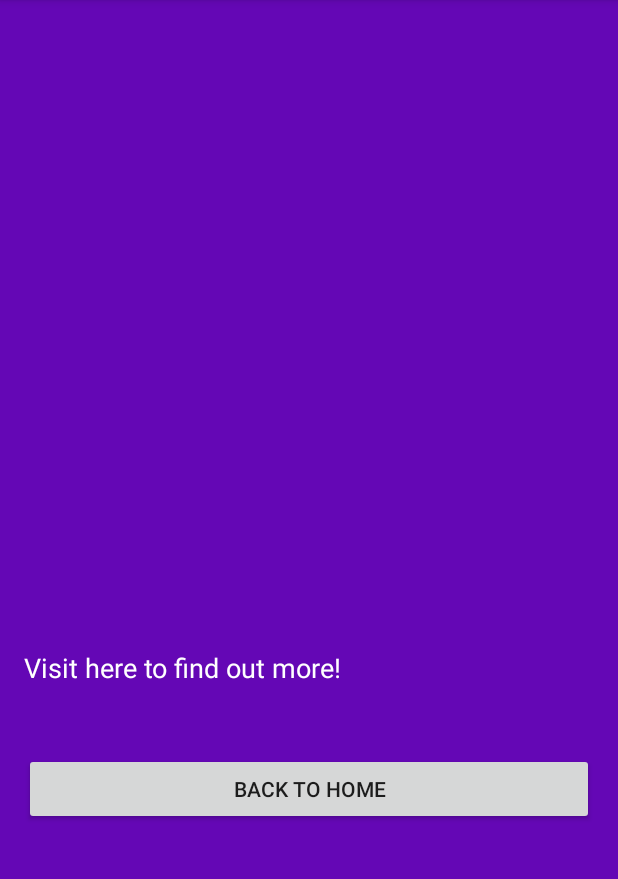
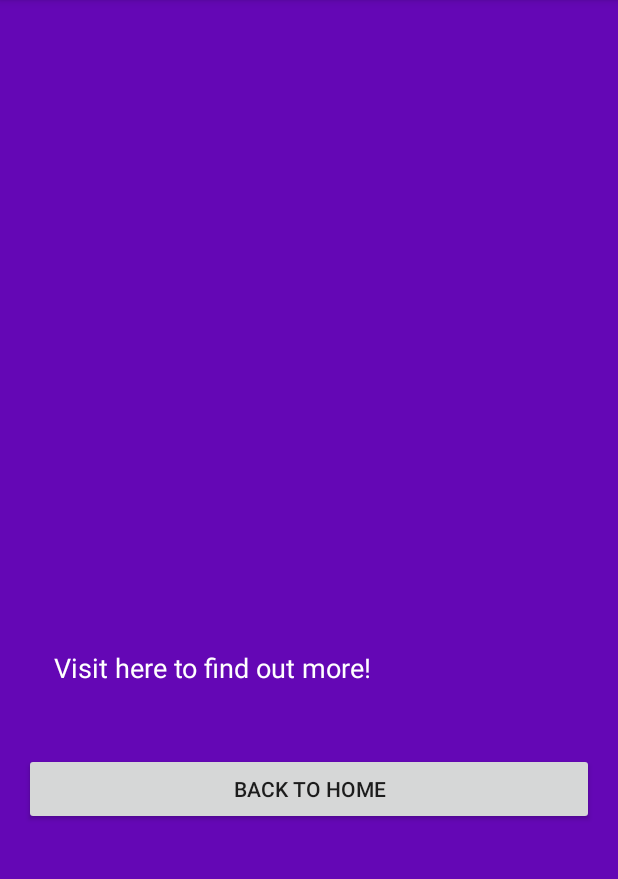
Before and after one commit to HockLeongWee/Practical2, an Android app: the InformationActivity screen opened directly, with no data from a screen before it, on a phone screen of 412 x 824 dp, the part 84-963 px from its top. Run offline under Robolectric (Android 15) with nearby library versions, the phone set to English and light mode, and no system bars.

Commit message:
2nd Commit

```diff
--- a/app/src/main/java/sg/edu/rp/c346/id20046765/practical2/InformationActivity.java
+++ b/app/src/main/java/sg/edu/rp/c346/id20046765/practical2/InformationActivity.java
@@ -3,6 +3,7 @@ package sg.edu.rp.c346.id20046765.practical2;
 import androidx.appcompat.app.AppCompatActivity;
 
 import android.content.Intent;
+import android.net.Uri;
 import android.os.Bundle;
 import android.view.View;
 import android.widget.Button;
@@ -54,6 +55,14 @@ public class InformationActivity extends AppCompatActivity {
             }
         });
 
+        tvURL.setOnClickListener(new View.OnClickListener(){ // Bring user to browser
+            @Override
+            public void onClick(View view){
+                Intent intentCall = new Intent(Intent.ACTION_VIEW, Uri.parse(URL));
+                startActivity(intentCall);
+            }
+        });
+
     }
 
 
--- a/app/src/main/res/layout/activity_information.xml
+++ b/app/src/main/res/layout/activity_information.xml
@@ -69,6 +69,8 @@
                 android:id="@+id/tvMoreInfo"
                 android:layout_width="match_parent"
                 android:layout_height="wrap_content"
+                android:layout_marginStart="20dp"
+                android:layout_marginLeft="20dp"
                 android:layout_marginTop="20dp"
                 android:text="Visit here to find out more!"
                 android:textColor="@color/white"
```
